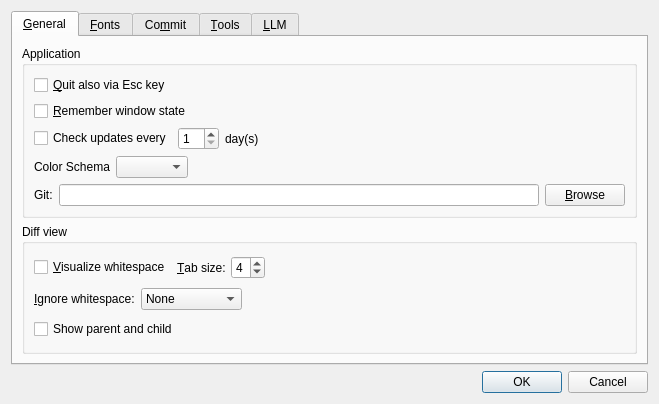
Old version of the form qgitc/preferences.ui in the repository timxx/qgitc.
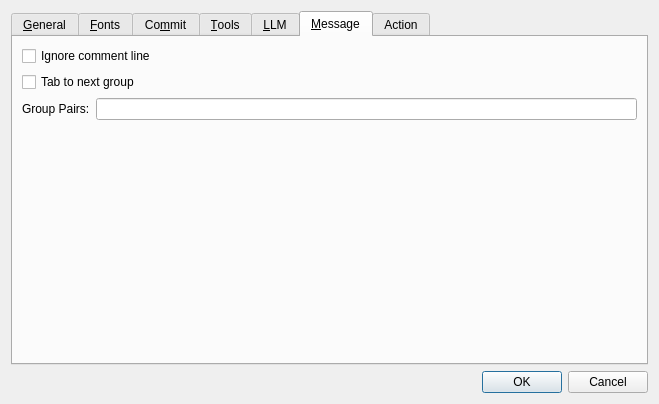
New version of the form. Custom widgets are drawn as their Qt base class.

Commit message:
Add message & action option page
Nothing to do yet

What changed in the file:
```diff
--- a/qgitc/preferences.ui
+++ b/qgitc/preferences.ui
@@ -17,7 +17,7 @@
    <item>
     <widget class="QTabWidget" name="tabWidget">
      <property name="currentIndex">
-      <number>0</number>
+      <number>5</number>
      </property>
      <widget class="QWidget" name="tabGeneral">
       <attribute name="title">
@@ -881,6 +881,103 @@
        </item>
       </layout>
      </widget>
+     <widget class="QWidget" name="tabCommitMessage">
+      <attribute name="title">
+       <string>&amp;Message</string>
+      </attribute>
+      <layout class="QVBoxLayout" name="verticalLayout_10">
+       <item>
+        <widget class="QCheckBox" name="cbIgnoreComment">
+         <property name="text">
+          <string>Ignore comment line</string>
+         </property>
+        </widget>
+       </item>
+       <item>
+        <widget class="QCheckBox" name="cbTab">
+         <property name="text">
+          <string>Tab to next group</string>
+         </property>
+        </widget>
+       </item>
+       <item>
+        <layout class="QHBoxLayout" name="horizontalLayout_11">
+         <item>
+          <widget class="QLabel" name="label_19">
+           <property name="text">
+            <string>Group Pairs:</string>
+           </property>
+          </widget>
+         </item>
+         <item>
+          <widget class="QLineEdit" name="lineEdit">
+           <property name="toolTip">
+            <string>Each pair separate by space, such as `() []`</string>
+           </property>
+          </widget>
+         </item>
+        </layout>
+       </item>
+       <item>
+        <spacer name="verticalSpacer">
+         <property name="orientation">
+          <enum>Qt::Orientation::Vertical</enum>
+         </property>
+         <property name="sizeHint" stdset="0">
+          <size>
+           <width>20</width>
+           <height>40</height>
+          </size>
+         </property>
+        </spacer>
+       </item>
+      </layout>
+     </widget>
+     <widget class="QWidget" name="tabAction">
+      <attribute name="title">
+       <string>Action</string>
+      </attribute>
+      <layout class="QVBoxLayout" name="verticalLayout_11">
+       <item>
+        <widget class="QTableView" name="tvActions">
+         <property name="selectionBehavior">
+          <enum>QAbstractItemView::SelectionBehavior::SelectRows</enum>
+         </property>
+        </widget>
+       </item>
+       <item>
+        <layout class="QHBoxLayout" name="horizontalLayout_12">
+         <item>
+          <widget class="QPushButton" name="btnAddAction">
+           <property name="text">
+            <string>Add</string>
+           </property>
+          </widget>
+         </item>
+         <item>
+          <widget class="QPushButton" name="btnDelAction">
+           <property name="text">
+            <string>Delete</string>
+           </property>
+          </widget>
+         </item>
+         <item>
+          <spacer name="horizontalSpacer_10">
+           <property name="orientation">
+            <enum>Qt::Orientation::Horizontal</enum>
+           </property>
+           <property name="sizeHint" stdset="0">
+            <size>
+             <width>40</width>
+             <height>20</height>
+            </size>
+           </property>
+          </spacer>
+         </item>
+        </layout>
+       </item>
+      </layout>
+     </widget>
     </widget>
    </item>
    <item>
```
The commit also changes 7 other files.
